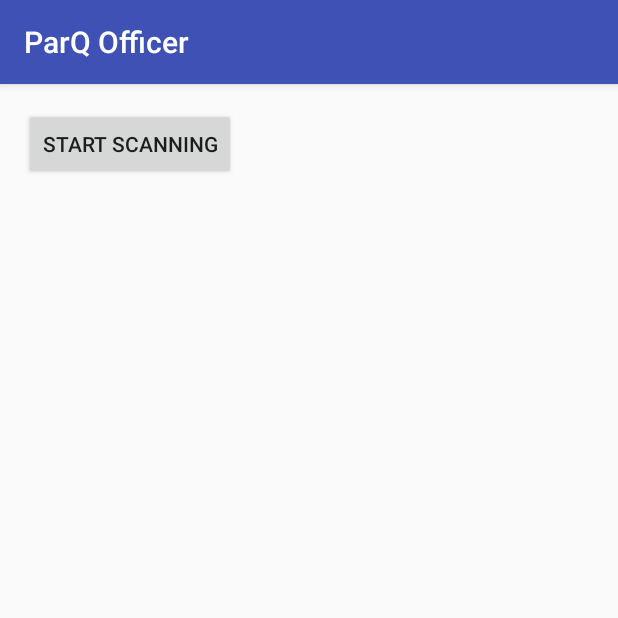
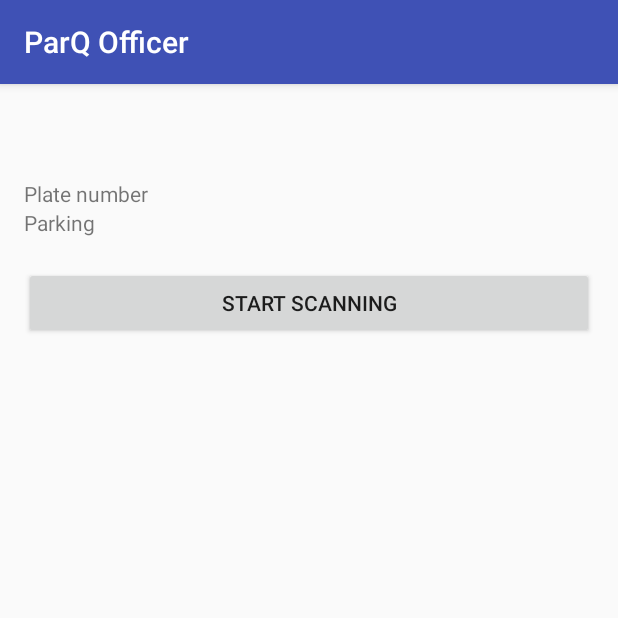
Before and after one commit to Ymcyk/ParQ-mobile-officer, an Android app: the ScanActivity screen opened directly, with no data from a screen before it, on a phone screen of 412 x 824 dp, the top half of it. Run offline under Robolectric (Android 15) with nearby library versions, the phone set to English and light mode, and no system bars; libraries missing offline, so code that uses them is left out: com.google.zxing.integration.

```diff
--- a/app/src/main/AndroidManifest.xml
+++ b/app/src/main/AndroidManifest.xml
@@ -19,10 +19,11 @@
             </intent-filter>
         </activity>
         <activity android:name=".ScanActivity"></activity>
+        <!--
         <activity
             android:name="com.journeyapps.barcodescanner.CaptureActivity"
             android:screenOrientation="portrait"
-            tools:replace="screenOrientation"/>
+            tools:replace="screenOrientation"/>-->
     </application>
 
 </manifest>
--- a/app/src/main/java/com/parq/parqofficer/ScanActivity.java
+++ b/app/src/main/java/com/parq/parqofficer/ScanActivity.java
@@ -13,9 +13,9 @@ import com.parq.parqofficer.connection.ScanActivityAPI;
 import com.parq.parqofficer.connection.Ticket;
 
 public class ScanActivity extends AppCompatActivity {
-    TextView validityLabel;
-    TextView plateLabel;
-    TextView parkingLabel;
+    private TextView validityLabel;
+    private TextView plateLabel;
+    private TextView parkingLabel;
 
     @Override
     protected void onCreate(Bundle savedInstanceState) {
@@ -25,6 +25,12 @@ public class ScanActivity extends AppCompatActivity {
         validityLabel = (TextView) findViewById(R.id.validity_label);
         plateLabel = (TextView) findViewById(R.id.plate_label);
         parkingLabel = (TextView) findViewById(R.id.parking_label);
+    }
+
+    @Override
+    protected void onStart() {
+        super.onStart();
+        cleanLabels();
     }
 
     public void startScanOnClick(View view) {
@@ -43,18 +49,10 @@ public class ScanActivity extends AppCompatActivity {
 
     public void onInvalidTicket() {
         validityLabel.setText("Ticket is invalid");
-        plateLabel.setText("");
-        parkingLabel.setText("");
     }
 
-    public void onConnectionError() {
-        validityLabel.setText("Connection error");
-        plateLabel.setText("");
-        parkingLabel.setText("");
-    }
-
-    public void onParseError() {
-        validityLabel.setText("Parsing error");
+    private void cleanLabels() {
+        validityLabel.setText("");
         plateLabel.setText("");
         parkingLabel.setText("");
     }
@@ -74,4 +72,18 @@ public class ScanActivity extends AppCompatActivity {
         ScanActivityAPI api = new ScanActivityAPI(this);
         api.requestTicket(badge);
     }
+
+    public void connectionError(int errorCode) {
+        switch (errorCode){
+            case App.PARSE_ERROR:
+                validityLabel.setText("Parse error");
+                break;
+            case App.CONNECTION_ERROR:
+                validityLabel.setText("Connection error");
+                break;
+            case App.UNAUTHENTICATED:
+                validityLabel.setText("Unauthenticated");
+                break;
+        }
+    }
 }
--- a/app/src/main/java/com/parq/parqofficer/connection/ParQURLs.java
+++ b/app/src/main/java/com/parq/parqofficer/connection/ParQURLConstructor.java
@@ -8,11 +8,11 @@ import com.parq.parqofficer.R;
  * Created by piotr on 27.12.16.
  */
 
-public class ParQURLs {
+public class ParQURLConstructor {
     private String authority;
     private Context context;
 
-    public ParQURLs(String authority, Context context) {
+    public ParQURLConstructor(String authority, Context context) {
         this.authority = authority;
         this.context = context;
     }
--- a/app/src/main/res/layout/activity_scan.xml
+++ b/app/src/main/res/layout/activity_scan.xml
@@ -1,5 +1,5 @@
 <?xml version="1.0" encoding="utf-8"?>
-<RelativeLayout xmlns:android="http://schemas.android.com/apk/res/android"
+<GridLayout xmlns:android="http://schemas.android.com/apk/res/android"
     xmlns:tools="http://schemas.android.com/tools"
     android:id="@+id/activity_scan"
     android:layout_width="match_parent"
@@ -8,27 +8,46 @@
     android:paddingLeft="@dimen/activity_horizontal_margin"
     android:paddingRight="@dimen/activity_horizontal_margin"
     android:paddingTop="@dimen/activity_vertical_margin"
+    android:columnCount="2"
     tools:context="com.parq.parqofficer.ScanActivity">
 
+    <TextView
+        android:id="@+id/validity_label"
+        android:layout_width="wrap_content"
+        android:layout_height="wrap_content"
+        android:layout_marginBottom="20dp"
+        android:layout_columnSpan="2"
+        android:layout_gravity="center_horizontal"
+        android:textSize="20dp" />
+    <TextView
+        android:layout_width="wrap_content"
+        android:layout_height="wrap_content"
+        android:layout_marginEnd="46dp"
+        android:layout_marginRight="46dp"
+        android:text="@string/plate_number"/>
+    <TextView
+        android:id="@+id/plate_label"
+        android:layout_height="wrap_content"
+        android:layout_width="0dp"
+        android:layout_gravity="fill_horizontal"/>
+    <TextView
+        android:layout_width="wrap_content"
+        android:layout_height="wrap_content"
+        android:layout_marginEnd="46dp"
+        android:layout_marginRight="46dp"
+        android:text="@string/parking"/>
+    <TextView
+        android:id="@+id/parking_label"
+        android:layout_height="wrap_content"
+        android:layout_width="0dp"
+        android:layout_gravity="fill_horizontal" />
     <Button
         android:id="@+id/start_scan_button"
-        android:layout_width="wrap_content"
+        android:layout_width="match_parent"
         android:layout_height="wrap_content"
+        android:layout_marginBottom="20dp"
+        android:layout_marginTop="20dp"
         android:text="@string/start_scan"
+        android:layout_columnSpan="2"
         android:onClick="startScanOnClick"/>
-    <TextView
-        android:id="@+id/validity_label"
-        android:layout_below="@id/start_scan_button"
-        android:layout_width="wrap_content"
-        android:layout_height="wrap_content" />
-    <TextView
-        android:id="@+id/plate_label"
-        android:layout_below="@id/validity_label"
-        android:layout_width="wrap_content"
-        android:layout_height="wrap_content" />
-    <TextView
-        android:id="@+id/parking_label"
-        android:layout_below="@id/plate_label"
-        android:layout_width="wrap_content"
-        android:layout_height="wrap_content" />
-</RelativeLayout>
+</GridLayout>
--- a/app/src/main/res/layout/fragment_type_url.xml
+++ b/app/src/main/res/layout/fragment_type_url.xml
@@ -1,8 +1,9 @@
 <?xml version="1.0" encoding="utf-8"?>
 <LinearLayout xmlns:android="http://schemas.android.com/apk/res/android"
     android:orientation="vertical"
-    android:layout_width="wrap_content"
+    android:layout_width="match_parent"
     android:layout_height="wrap_content"
+    android:minWidth="300dp"
     android:padding="10dp"
     android:layout_gravity="center">
 
@@ -10,6 +11,7 @@
         android:id="@+id/type_url_label"
         android:layout_width="match_parent"
         android:layout_height="wrap_content"
+        android:gravity="center_horizontal"
         android:inputType="text"
         android:imeOptions="actionDone"/>
     <Button
--- a/app/src/main/res/values/strings.xml
+++ b/app/src/main/res/values/strings.xml
@@ -16,6 +16,8 @@
     <string name="ok">OK</string>
     <!-- ActivityScan -->
     <string name="start_scan">Start scanning</string>
+    <string name="plate_number">Plate number</string>
+    <string name="parking">Parking</string>
     <!-- ParQ API URL -->
     <string name="url_login">api-token-auth/</string>
     <string name="url_current">current/</string>
```
Also changed, not shown: app/src/main/java/com/parq/parqofficer/App.java (added, +46 -0 lines), app/src/main/java/com/parq/parqofficer/LoginActivity.java (+55 -19 lines), app/src/main/java/com/parq/parqofficer/connection/LoginActivityAPI.java (+17 -46 lines), app/src/main/java/com/parq/parqofficer/connection/ScanActivityAPI.java (+22 -7 lines).
